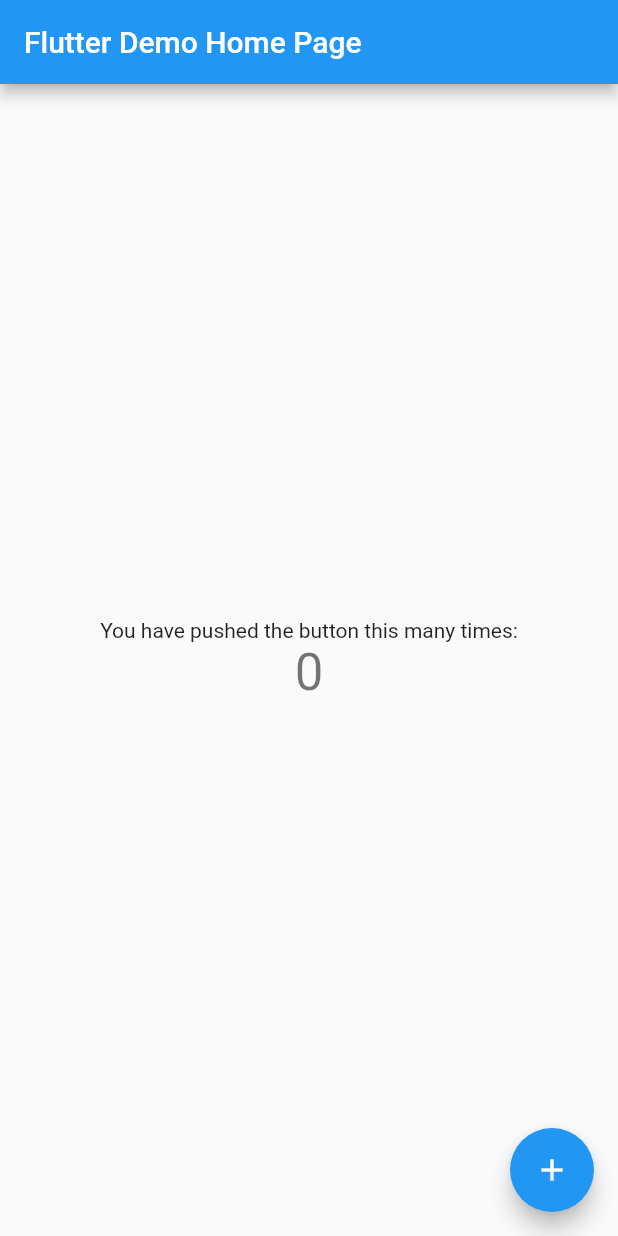
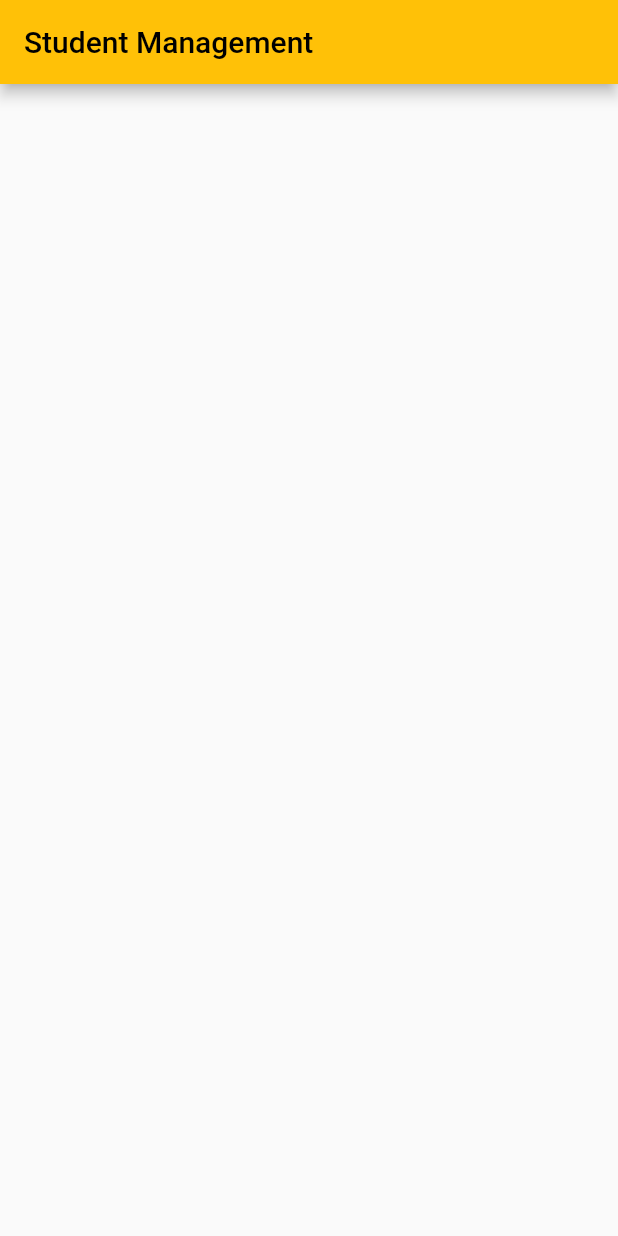
Before and after one commit to Chathura99/Flutter_TestApp, a Flutter app: the screen it shows after launch, on a phone screen of 412 x 824 dp. Run offline on Flutter 3.47's test engine with Material 2 defaults, Android fonts, the phone set to English and light mode, and no system bars; missing offline and left inert: dart:html.

Commit message:
StatelessWidget,Scaffold

```diff
--- a/lib/main.dart
+++ b/lib/main.dart
@@ -1,115 +1,39 @@
+// ignore_for_file: prefer_const_constructors
+
+import 'dart:html';
+
 import 'package:flutter/material.dart';
 
 void main() {
-  runApp(const MyApp());
+  runApp(MyApp());
 }
 
 class MyApp extends StatelessWidget {
   const MyApp({Key? key}) : super(key: key);
 
-  // This widget is the root of your application.
   @override
   Widget build(BuildContext context) {
     return MaterialApp(
-      title: 'Flutter Demo',
-      theme: ThemeData(
-        // This is the theme of your application.
-        //
-        // Try running your application with "flutter run". You'll see the
-        // application has a blue toolbar. Then, without quitting the app, try
-        // changing the primarySwatch below to Colors.green and then invoke
-        // "hot reload" (press "r" in the console where you ran "flutter run",
-        // or simply save your changes to "hot reload" in a Flutter IDE).
-        // Notice that the counter didn't reset back to zero; the application
-        // is not restarted.
-        primarySwatch: Colors.blue,
-      ),
-      home: const MyHomePage(title: 'Flutter Demo Home Page'),
+      title: "Hello",
+      home: MyHomePage(),
+      theme: ThemeData(primarySwatch: Colors.amber),
     );
   }
 }
 
-class MyHomePage extends StatefulWidget {
-  const MyHomePage({Key? key, required this.title}) : super(key: key);
-
-  // This widget is the home page of your application. It is stateful, meaning
-  // that it has a State object (defined below) that contains fields that affect
-  // how it looks.
-
-  // This class is the configuration for the state. It holds the values (in this
-  // case the title) provided by the parent (in this case the App widget) and
-  // used by the build method of the State. Fields in a Widget subclass are
-  // always marked "final".
-
-  final String title;
-
-  @override
-  State<MyHomePage> createState() => _MyHomePageState();
-}
-
-class _MyHomePageState extends State<MyHomePage> {
-  int _counter = 0;
-
-  void _incrementCounter() {
-    setState(() {
-      // This call to setState tells the Flutter framework that something has
-      // changed in this State, which causes it to rerun the build method below
-      // so that the display can reflect the updated values. If we changed
-      // _counter without calling setState(), then the build method would not be
-      // called again, and so nothing would appear to happen.
-      _counter++;
-    });
-  }
+class MyHomePage extends StatelessWidget {
+  const MyHomePage({Key? key}) : super(key: key);
 
   @override
   Widget build(BuildContext context) {
-    // This method is rerun every time setState is called, for instance as done
-    // by the _incrementCounter method above.
-    //
-    // The Flutter framework has been optimized to make rerunning build methods
-    // fast, so that you can just rebuild anything that needs updating rather
-    // than having to individually change instances of widgets.
     return Scaffold(
       appBar: AppBar(
-        // Here we take the value from the MyHomePage object that was created by
-        // the App.build method, and use it to set our appbar title.
-        title: Text(widget.title),
+        title: Text(
+          "Student Management",
+        ),
+
       ),
-      body: Center(
-        // Center is a layout widget. It takes a single child and positions it
-        // in the middle of the parent.
-        child: Column(
-          // Column is also a layout widget. It takes a list of children and
-          // arranges them vertically. By default, it sizes itself to fit its
-          // children horizontally, and tries to be as tall as its parent.
-          //
-          // Invoke "debug painting" (press "p" in the console, choose the
-          // "Toggle Debug Paint" action from the Flutter Inspector in Android
-          // Studio, or the "Toggle Debug Paint" command in Visual Studio Code)
-          // to see the wireframe for each widget.
-          //
-          // Column has various properties to control how it sizes itself and
-          // how it positions its children. Here we use mainAxisAlignment to
-          // center the children vertically; the main axis here is the vertical
-          // axis because Columns are vertical (the cross axis would be
-          // horizontal).
-          mainAxisAlignment: MainAxisAlignment.center,
-          children: <Widget>[
-            const Text(
-              'You have pushed the button this many times:',
-            ),
-            Text(
-              '$_counter',
-              style: Theme.of(context).textTheme.headline4,
-            ),
-          ],
-        ),
-      ),
-      floatingActionButton: FloatingActionButton(
-        onPressed: _incrementCounter,
-        tooltip: 'Increment',
-        child: const Icon(Icons.add),
-      ), // This trailing comma makes auto-formatting nicer for build methods.
+
     );
   }
 }
--- a/pubspec.yaml
+++ b/pubspec.yaml
@@ -34,6 +34,7 @@ dependencies:
   # The following adds the Cupertino Icons font to your application.
   # Use with the CupertinoIcons class for iOS style icons.
   cupertino_icons: ^1.0.2
+  device_preview: ^0.3.0+1
 
 dev_dependencies:
   flutter_test:
```
Also changed, not shown: pubspec.lock, 1 other file.
